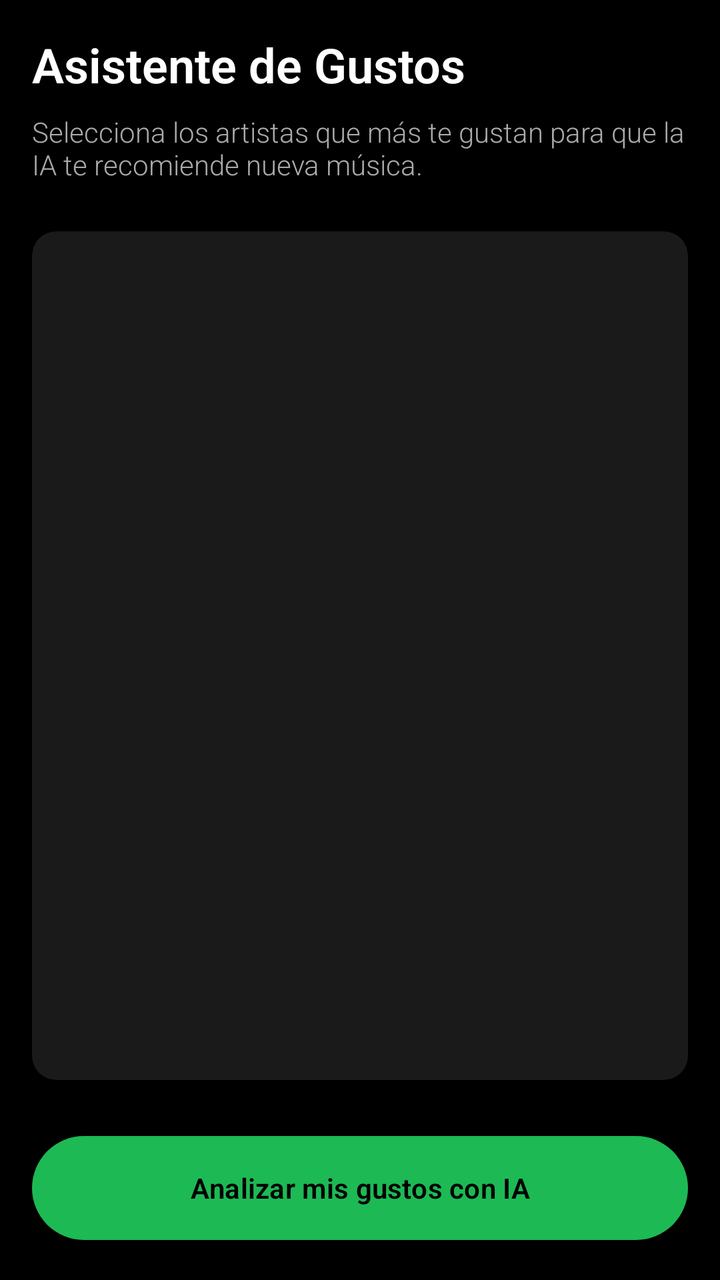
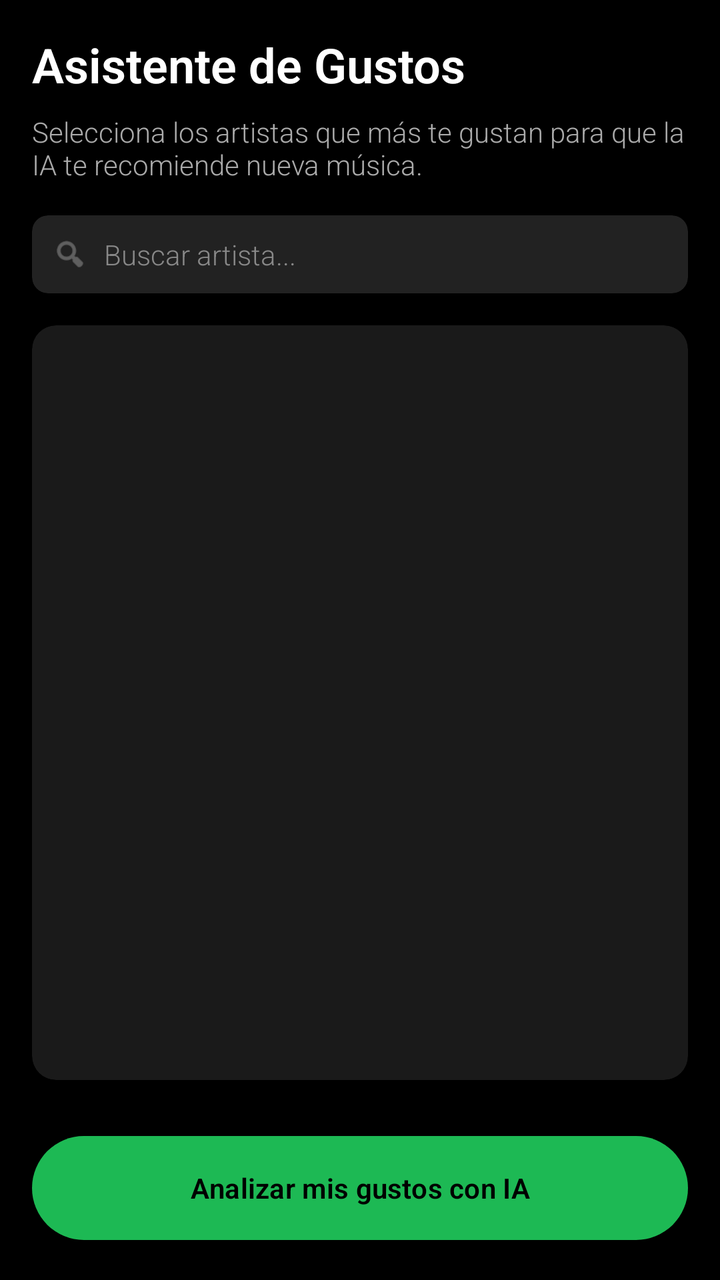

Two renders of the same Android screen: before a commit and after it. Below are the layout's source before the change and the commit's diff.
<!-- AndroidManifest.xml: application theme Theme.Localfly -->
<!-- res/layout/fragment_ai_assistant.xml -->
<?xml version="1.0" encoding="utf-8"?>
<LinearLayout xmlns:android="http://schemas.android.com/apk/res/android"
    xmlns:app="http://schemas.android.com/apk/res-auto"
    android:layout_width="match_parent"
    android:layout_height="match_parent"
    android:orientation="vertical"
    android:background="#000000"
    android:padding="16dp">

    <TextView
        android:layout_width="match_parent"
        android:layout_height="wrap_content"
        android:text="Asistente de Gustos"
        android:textColor="#FFFFFF"
        android:textSize="24sp"
        android:textStyle="bold"
        android:layout_marginBottom="8dp" />

    <TextView
        android:layout_width="match_parent"
        android:layout_height="wrap_content"
        android:text="Selecciona los artistas que más te gustan para que la IA te recomiende nueva música."
        android:textColor="#AAAAAA"
        android:textSize="14sp"
        android:layout_marginBottom="24dp" />

    <androidx.cardview.widget.CardView
        android:layout_width="match_parent"
        android:layout_height="0dp"
        android:layout_weight="1"
        app:cardBackgroundColor="#1A1A1A"
        app:cardCornerRadius="12dp"
        app:cardElevation="0dp">

        <androidx.recyclerview.widget.RecyclerView
            android:id="@+id/rvArtistSelection"
            android:layout_width="match_parent"
            android:layout_height="match_parent"
            android:clipToPadding="false"
            android:padding="8dp" />
    </androidx.cardview.widget.CardView>

    <androidx.cardview.widget.CardView
        android:id="@+id/cardAIResult"
        android:layout_width="match_parent"
        android:layout_height="wrap_content"
        android:layout_marginTop="16dp"
        android:visibility="gone"
        app:cardBackgroundColor="#12271A"
        app:cardCornerRadius="12dp"
        app:cardElevation="0dp">

        <TextView
            android:id="@+id/tvAIResult"
            android:layout_width="match_parent"
            android:layout_height="wrap_content"
            android:drawableStart="@drawable/ic_sparkles"
            android:drawablePadding="10dp"
            android:padding="16dp"
            android:textColor="#1DB954"
            android:textSize="14sp"
            android:text="IA analizando tus gustos..." />
    </androidx.cardview.widget.CardView>

    <com.google.android.material.button.MaterialButton
        android:id="@+id/btnSaveAIPreferences"
        android:layout_width="match_parent"
        android:layout_height="60dp"
        android:layout_marginTop="24dp"
        android:text="Analizar mis gustos con IA"
        android:textColor="#000000"
        app:backgroundTint="#1DB954"
        app:cornerRadius="30dp"
        android:textAllCaps="false"
        android:textStyle="bold" />

</LinearLayout>
<!-- resources referenced by this layout -->
<resources>
  <!-- drawable ic_sparkles (drawable) -->
  <vector xmlns:android="http://schemas.android.com/apk/res/android"
      android:width="24dp"
      android:height="24dp"
      android:viewportWidth="24"
      android:viewportHeight="24">
      <path
          android:fillColor="@android:color/white"
          android:pathData="M12,3l-1.5,4.5L6,9l4.5,1.5L12,15l1.5,-4.5L18,9l-4.5,-1.5L12,3zM12,21l-1.5,-4.5L6,15l4.5,-1.5L12,9l1.5,4.5L18,15l-4.5,1.5L12,21z" />
  </vector>
  <style name="Theme.Localfly" parent="Base.Theme.Localfly" />
  <style name="Base.Theme.Localfly" parent="Theme.Material3.DayNight.NoActionBar">
          
          <item name="android:fontFamily">sans-serif-light</item>
          <item name="fontFamily">sans-serif-light</item>
      </style>
</resources>

<!-- the commit's change to res/layout/fragment_ai_assistant.xml (unified diff, before → after) -->
@@ -22,7 +22,44 @@
         android:text="Selecciona los artistas que más te gustan para que la IA te recomiende nueva música."
         android:textColor="#AAAAAA"
         android:textSize="14sp"
-        android:layout_marginBottom="24dp" />
+        android:layout_marginBottom="16dp" />
+
+    
+    <androidx.cardview.widget.CardView
+        android:layout_width="match_parent"
+        android:layout_height="wrap_content"
+        android:layout_marginBottom="16dp"
+        app:cardBackgroundColor="#222222"
+        app:cardCornerRadius="8dp"
+        app:cardElevation="0dp">
+
+        <LinearLayout
+            android:layout_width="match_parent"
+            android:layout_height="wrap_content"
+            android:orientation="horizontal"
+            android:padding="10dp"
+            android:gravity="center_vertical">
+
+            <ImageView
+                android:layout_width="18dp"
+                android:layout_height="18dp"
+                android:src="@android:drawable/ic_menu_search"
+                app:tint="#888888" />
+
+            <EditText
+                android:id="@+id/etSearchArtists"
+                android:layout_width="match_parent"
+                android:layout_height="wrap_content"
+                android:layout_marginStart="8dp"
+                android:background="@null"
+                android:hint="Buscar artista..."
+                android:textColor="#FFFFFF"
+                android:textColorHint="#888888"
+                android:textSize="14sp"
+                android:inputType="text"
+                android:maxLines="1" />
+        </LinearLayout>
+    </androidx.cardview.widget.CardView>
 
     <androidx.cardview.widget.CardView
         android:layout_width="match_parent"
